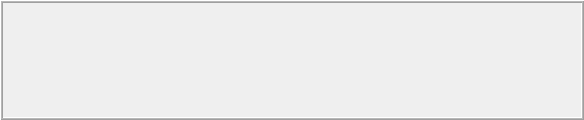
Old version of the form forms/imageStackWidget.ui in the repository isis-group/vast.
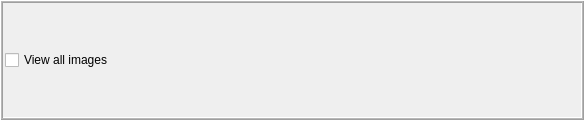
New version of the form. Icons and pictures are not drawn.

```diff
--- a/forms/imageStackWidget.ui
+++ b/forms/imageStackWidget.ui
@@ -68,6 +68,13 @@
       <property name="margin">
        <number>2</number>
       </property>
+      <item>
+       <widget class="QCheckBox" name="checkViewAllImages">
+        <property name="text">
+         <string>View all images</string>
+        </property>
+       </widget>
+      </item>
       <item>
        <layout class="QGridLayout" name="layout">
         <property name="sizeConstraint">
```
